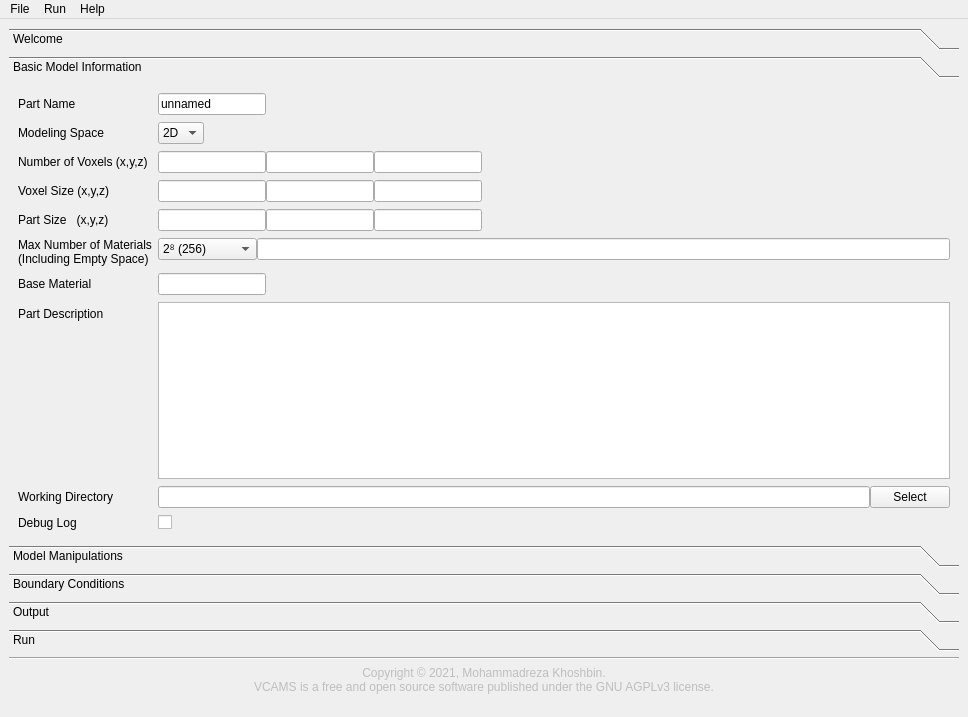
Above: gui/main_window.ui from mkhoshbin1/vcams before the change. Below: the same form after it.
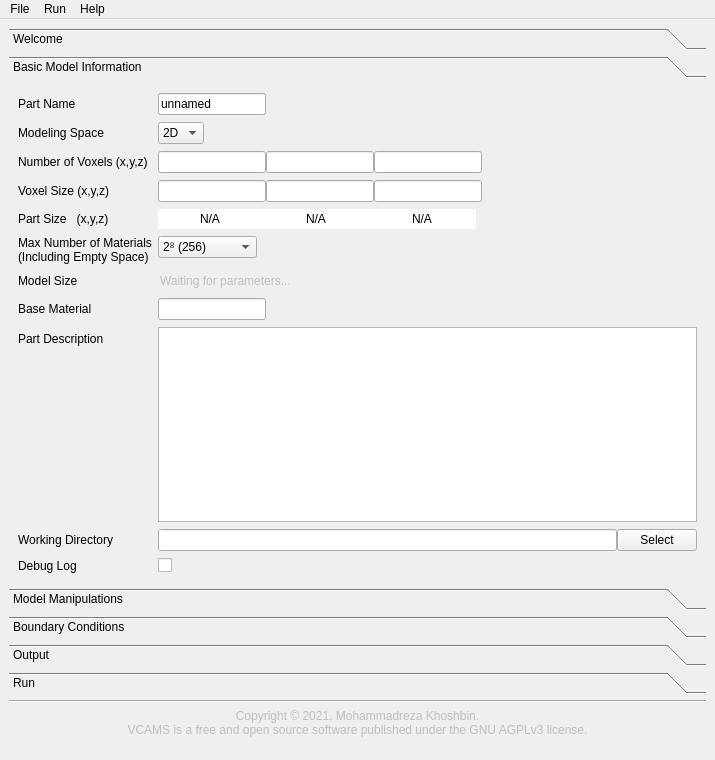
That is the form after the change. The open tabs and pages were chosen to show the change. Icons and pictures are not drawn. Custom widgets are drawn as their Qt base class.

Patch:
```diff
--- a/gui/main_window.ui
+++ b/gui/main_window.ui
@@ -6,8 +6,8 @@
    <rect>
     <x>0</x>
     <y>0</y>
-    <width>968</width>
-    <height>717</height>
+    <width>715</width>
+    <height>760</height>
    </rect>
   </property>
   <property name="windowTitle">
@@ -108,8 +108,8 @@
         <rect>
          <x>0</x>
          <y>0</y>
-         <width>946</width>
-         <height>418</height>
+         <width>693</width>
+         <height>461</height>
         </rect>
        </property>
        <attribute name="label">
@@ -122,7 +122,7 @@
            <enum>QLayout::SetDefaultConstraint</enum>
           </property>
           <property name="fieldGrowthPolicy">
-           <enum>QFormLayout::AllNonFixedFieldsGrow</enum>
+           <enum>QFormLayout::ExpandingFieldsGrow</enum>
           </property>
           <property name="verticalSpacing">
            <number>7</number>
@@ -282,12 +282,24 @@
            <layout class="QHBoxLayout" name="part_size_layout">
             <item>
              <widget class="QLineEdit" name="part_size_x_field">
+              <property name="enabled">
+               <bool>true</bool>
+              </property>
               <property name="sizePolicy">
                <sizepolicy hsizetype="Fixed" vsizetype="Fixed">
                 <horstretch>0</horstretch>
                 <verstretch>0</verstretch>
                </sizepolicy>
               </property>
+              <property name="text">
+               <string>N/A</string>
+              </property>
+              <property name="frame">
+               <bool>false</bool>
+              </property>
+              <property name="alignment">
+               <set>Qt::AlignCenter</set>
+              </property>
               <property name="readOnly">
                <bool>true</bool>
               </property>
@@ -295,12 +307,24 @@
             </item>
             <item>
              <widget class="QLineEdit" name="part_size_y_field">
+              <property name="enabled">
+               <bool>true</bool>
+              </property>
               <property name="sizePolicy">
                <sizepolicy hsizetype="Fixed" vsizetype="Fixed">
                 <horstretch>0</horstretch>
                 <verstretch>0</verstretch>
                </sizepolicy>
               </property>
+              <property name="text">
+               <string>N/A</string>
+              </property>
+              <property name="frame">
+               <bool>false</bool>
+              </property>
+              <property name="alignment">
+               <set>Qt::AlignCenter</set>
+              </property>
               <property name="readOnly">
                <bool>true</bool>
               </property>
@@ -308,12 +332,24 @@
             </item>
             <item>
              <widget class="QLineEdit" name="part_size_z_field">
+              <property name="enabled">
+               <bool>true</bool>
+              </property>
               <property name="sizePolicy">
                <sizepolicy hsizetype="Fixed" vsizetype="Fixed">
                 <horstretch>0</horstretch>
                 <verstretch>0</verstretch>
                </sizepolicy>
               </property>
+              <property name="text">
+               <string>N/A</string>
+              </property>
+              <property name="frame">
+               <bool>false</bool>
+              </property>
+              <property name="alignment">
+               <set>Qt::AlignCenter</set>
+              </property>
               <property name="readOnly">
                <bool>true</bool>
               </property>
@@ -330,8 +366,6 @@
            </widget>
           </item>
           <item row="5" column="1">
-           <layout class="QHBoxLayout" name="num_mats_layout">
-            <item>
              <widget class="QComboBox" name="num_mats_combo">
               <property name="sizePolicy">
                <sizepolicy hsizetype="Fixed" vsizetype="Fixed">
@@ -361,16 +395,47 @@
               </item>
              </widget>
             </item>
-            <item>
+          <item row="6" column="0">
+           <widget class="QLabel" name="model_size_label">
+            <property name="text">
+             <string>Model Size</string>
+            </property>
+           </widget>
+          </item>
+          <item row="6" column="1">
              <widget class="QLineEdit" name="model_size_field">
+            <property name="enabled">
+             <bool>false</bool>
+            </property>
+            <property name="text">
+             <string>Waiting for parameters...</string>
+            </property>
+            <property name="frame">
+             <bool>false</bool>
+            </property>
               <property name="readOnly">
                <bool>true</bool>
               </property>
              </widget>
             </item>
-           </layout>
-          </item>
           <item row="7" column="0">
+           <widget class="QLabel" name="base_material_label">
+            <property name="text">
+             <string>Base Material</string>
+            </property>
+           </widget>
+          </item>
+          <item row="7" column="1">
+           <widget class="QLineEdit" name="base_material_field">
+            <property name="sizePolicy">
+             <sizepolicy hsizetype="Fixed" vsizetype="Fixed">
+              <horstretch>0</horstretch>
+              <verstretch>0</verstretch>
+             </sizepolicy>
+            </property>
+           </widget>
+          </item>
+          <item row="8" column="0">
            <widget class="QLabel" name="part_description_label">
             <property name="text">
              <string>Part Description</string>
@@ -380,14 +445,14 @@
             </property>
            </widget>
           </item>
-          <item row="7" column="1">
+          <item row="8" column="1">
            <widget class="QPlainTextEdit" name="part_description_field">
             <property name="tabChangesFocus">
              <bool>true</bool>
             </property>
            </widget>
           </item>
-          <item row="8" column="0">
+          <item row="9" column="0">
            <widget class="QLabel" name="working_dir_label">
             <property name="text">
              <string>Working Directory</string>
@@ -397,7 +462,7 @@
             </property>
            </widget>
           </item>
-          <item row="8" column="1">
+          <item row="9" column="1">
            <layout class="QHBoxLayout" name="working_dir_layout">
             <item>
              <widget class="QLineEdit" name="working_dir_field">
@@ -415,7 +480,7 @@
             </item>
            </layout>
           </item>
-          <item row="9" column="0">
+          <item row="10" column="0">
            <widget class="QLabel" name="log_debug_field">
             <property name="text">
              <string>Debug Log</string>
@@ -425,26 +490,9 @@
             </property>
            </widget>
           </item>
-          <item row="9" column="1">
+          <item row="10" column="1">
            <widget class="QCheckBox" name="log_debug_checkbox"/>
           </item>
-          <item row="6" column="0">
-           <widget class="QLabel" name="base_material_label">
-            <property name="text">
-             <string>Base Material</string>
-            </property>
-           </widget>
-          </item>
-          <item row="6" column="1">
-           <widget class="QLineEdit" name="base_material_field">
-            <property name="sizePolicy">
-             <sizepolicy hsizetype="Fixed" vsizetype="Fixed">
-              <horstretch>0</horstretch>
-              <verstretch>0</verstretch>
-             </sizepolicy>
-            </property>
-           </widget>
-          </item>
          </layout>
         </item>
        </layout>
@@ -1184,7 +1232,7 @@
     <rect>
      <x>0</x>
      <y>0</y>
-     <width>968</width>
+     <width>715</width>
      <height>26</height>
     </rect>
    </property>
```
Left out of the diff: 44 changed lines with no effect on the pictures. Lines whose indentation alone changed are shown as unchanged.
